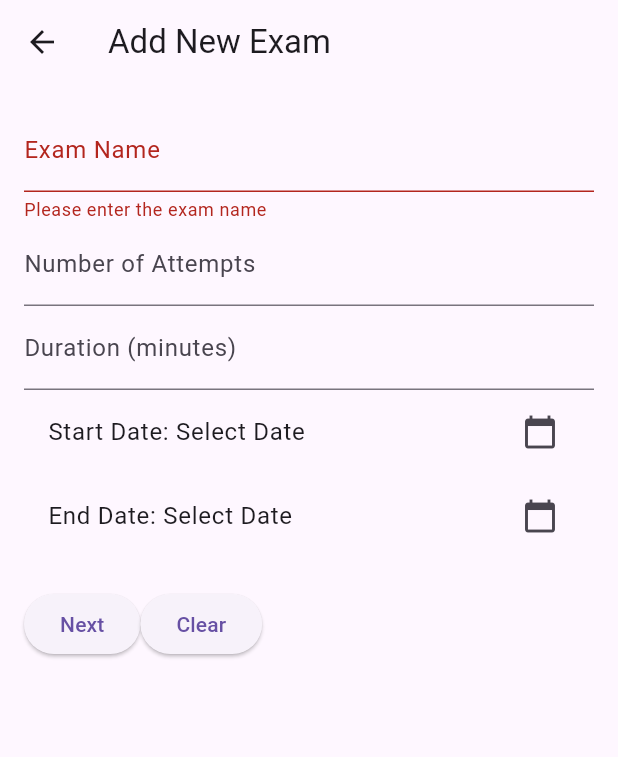
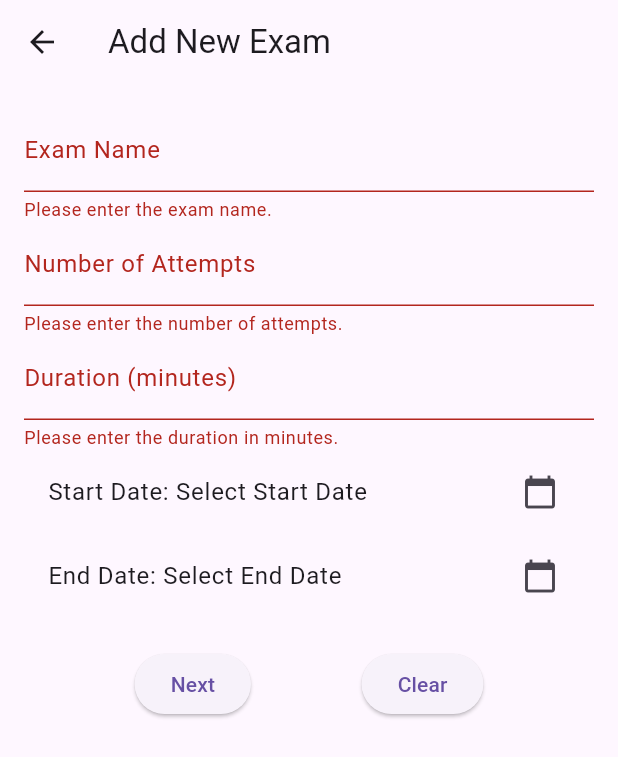
Before and after one commit to MohamedIsa/QuizApp, a Flutter app: the AddExamWidget screen opened by its route, after a tap on "Next", on a phone screen of 412 x 824 dp. Shown: the top 757 px of the screen. Run offline on Flutter 3.47's test engine with Material 3 defaults, Android fonts, the phone set to English and light mode, and no system bars; our stand-ins replace cloud_firestore, firebase_auth, firebase_core, flutter_spinkit, google_sign_in; accounts and stored records are empty; generated files the repository leaves out were written again.

Commit message:
Fix attempt dont accept 0

```diff
--- a/lib/pages/adminhome/widgets/addExam.dart
+++ b/lib/pages/adminhome/widgets/addExam.dart
@@ -4,9 +4,6 @@ import 'package:flutter/services.dart';
 import 'package:project_444/pages/adminhome/widgets/addQuestionExam.dart';
 
 class AddExamWidget extends StatefulWidget {
-  //==================================================================================
-  // AddExamWidget constructor
-  //==================================================================================
   const AddExamWidget({super.key});
 
   @override
@@ -14,19 +11,18 @@ class AddExamWidget extends StatefulWidget {
 }
 
 class _AddExamWidgetState extends State<AddExamWidget> {
-  //==================================================================================
-  // AddExamWidget text fields controllers and data
-  //==================================================================================
   final _formKey = GlobalKey<FormState>();
   final TextEditingController _examNameController = TextEditingController();
   final TextEditingController _attemptsController = TextEditingController();
   final TextEditingController _durationController = TextEditingController();
   DateTime? _startDate;
   DateTime? _endDate;
+
   //==================================================================================
-  // pick a date and time for start date
+  // Helper Methods
   //==================================================================================
-  void _pickStartDate(BuildContext context) async {
+  Future<void> _pickDateTime(BuildContext context,
+      {required bool isStart}) async {
     DateTime? pickedDate = await showDatePicker(
       context: context,
       initialDate: DateTime.now(),
@@ -37,55 +33,30 @@ class _AddExamWidgetState extends State<AddExamWidget> {
     if (pickedDate != null) {
       TimeOfDay? pickedTime = await showTimePicker(
         context: context,
-        initialTime: TimeOfDay.fromDateTime(DateTime.now()),
+        initialTime: TimeOfDay.now(),
       );
 
       if (pickedTime != null) {
         setState(() {
-          _startDate = DateTime(
+          final selectedDateTime = DateTime(
             pickedDate.year,
             pickedDate.month,
             pickedDate.day,
             pickedTime.hour,
             pickedTime.minute,
           );
+
+          if (isStart) {
+            _startDate = selectedDateTime;
+          } else {
+            _endDate = selectedDateTime;
+          }
         });
       }
     }
   }
 
-  //==================================================================================
-  // pick a date and time for end date
-  //==================================================================================
-  void _pickEndDate(BuildContext context) async {
-    DateTime? pickedDate = await showDatePicker(
-      context: context,
-      initialDate: DateTime.now(),
-      firstDate: DateTime(2000),
-      lastDate: DateTime(2100),
-    );
-
-    if (pickedDate != null) {
-      TimeOfDay? pickedTime = await showTimePicker(
-        context: context,
-        initialTime: TimeOfDay.fromDateTime(DateTime.now()),
-      );
-
-      if (pickedTime != null) {
-        setState(() {
-          _endDate = DateTime(
-            pickedDate.year,
-            pickedDate.month,
-            pickedDate.day,
-            pickedTime.hour,
-            pickedTime.minute,
-          );
-        });
-      }
-    }
-  }
-
-  void _showSnackBar(BuildContext context, String message, Color color) {
+  void _showSnackBar(String message, Color color) {
     ScaffoldMessenger.of(context).showSnackBar(
       SnackBar(
         content: Text(message),
@@ -97,92 +68,59 @@ class _AddExamWidgetState extends State<AddExamWidget> {
 
   void _saveExam() async {
     if (_formKey.currentState!.validate()) {
-      // Check if start and end dates are selected
       if (_startDate == null || _endDate == null) {
-        _showSnackBar(
-          context,
-          'Please select both start and end dates.',
-          Colors.red,
-        );
+        _showSnackBar('Please select both start and end dates.', Colors.red);
         return;
       }
 
-      // Validate that end date is not before start date
       if (_endDate!.isBefore(_startDate!)) {
-        _showSnackBar(
-          context,
-          'End date cannot be before the start date.',
-          Colors.red,
-        );
+        _showSnackBar('End date cannot be before the start date.', Colors.red);
         return;
       }
 
-      // Validate duration
       int? duration = int.tryParse(_durationController.text);
       if (duration == null) {
-        _showSnackBar(
-          context,
-          'Please enter a valid duration in minutes.',
-          Colors.red,
-        );
+        _showSnackBar('Please enter a valid duration in minutes.', Colors.red);
         return;
       }
 
-      // Check if duration is within allowed time range
       Duration timeDifference = _endDate!.difference(_startDate!);
-      int availableDurationInMinutes = timeDifference.inMinutes;
+      int availableMinutes = timeDifference.inMinutes;
 
-      if (duration > availableDurationInMinutes) {
+      if (duration > availableMinutes) {
         _showSnackBar(
-          context,
-          'Duration cannot be longer than the time between start and end dates.',
-          Colors.red,
-        );
+            'Duration cannot be longer than the time between start and end dates.',
+            Colors.red);
         return;
       }
 
+      int attempts = int.parse(_attemptsController.text.trim());
       try {
-        // Save the exam to Firestore
         final docRef =
             await FirebaseFirestore.instance.collection('exams').add({
           'examName': _examNameController.text.trim(),
-          'attempts': int.tryParse(_attemptsController.text.trim()) ?? 0,
+          'attempts': attempts,
           'duration': duration,
           'startDate': _startDate!.toIso8601String(),
           'endDate': _endDate!.toIso8601String(),
         });
 
-        // Show success message
-        _showSnackBar(
-          context,
-          'Exam created successfully.',
-          Colors.green,
-        );
-
-        // Navigate to AddQuestionsPage with the created examId
+        _showSnackBar('Exam created successfully.', Colors.green);
         Navigator.pushReplacement(
           context,
           MaterialPageRoute(
-            builder: (context) =>
-                AddQuestionExam(examId: docRef.id), // Use docRef.id
+            builder: (context) => AddQuestionExam(examId: docRef.id),
           ),
         );
 
-        // Clear form after successful submission
-        _clearExam();
+        _clearForm();
       } catch (e) {
-        // Handle Firestore errors
-        _showSnackBar(
-          context,
-          'Failed to save the exam. Try again.',
-          Colors.red,
-        );
-        print("Error saving exam: $e");
+        _showSnackBar('Failed to save the exam. Try again.', Colors.red);
       }
     }
   }
 
-  void _clearExam() {
+  void _clearForm() {
     _examNameController.clear();
     _attemptsController.clear();
     _durationController.clear();
@@ -192,10 +130,13 @@ class _AddExamWidgetState extends State<AddExamWidget> {
     });
   }
 
+  //==================================================================================
+  // Build Method
+  //==================================================================================
   @override
   Widget build(BuildContext context) {
     return Scaffold(
-      appBar: AppBar(title: Text("Add New Exam")),
+      appBar: AppBar(title: const Text("Add New Exam")),
       body: Padding(
         padding: const EdgeInsets.all(16.0),
         child: Form(
@@ -204,52 +145,73 @@ class _AddExamWidgetState extends State<AddExamWidget> {
             children: [
               TextFormField(
                 controller: _examNameController,
-                decoration: InputDecoration(labelText: "Exam Name"),
+                decoration: const InputDecoration(labelText: "Exam Name"),
                 validator: (value) {
                   if (value == null || value.isEmpty) {
-                    return "Please enter the exam name";
+                    return "Please enter the exam name.";
                   }
                   return null;
                 },
               ),
               TextFormField(
                 controller: _attemptsController,
-                decoration: InputDecoration(labelText: "Number of Attempts"),
+                decoration:
+                    const InputDecoration(labelText: "Number of Attempts"),
                 keyboardType: TextInputType.number,
-                inputFormatters: [
-                  FilteringTextInputFormatter.digitsOnly,
-                ],
+                inputFormatters: [FilteringTextInputFormatter.digitsOnly],
+                validator: (value) {
+                  if (value == null || value.isEmpty) {
+                    return "Please enter the number of attempts.";
+                  }
+                  int? attempts = int.tryParse(value);
+                  if (attempts == null || attempts <= 0) {
+                    return "Attempts must be greater than zero.";
+                  }
+                  return null;
+                },
               ),
               TextFormField(
                 controller: _durationController,
-                decoration: InputDecoration(labelText: "Duration (minutes)"),
+                decoration:
+                    const InputDecoration(labelText: "Duration (minutes)"),
                 keyboardType: TextInputType.number,
-                inputFormatters: [
-                  FilteringTextInputFormatter.digitsOnly,
-                ],
+                inputFormatters: [FilteringTextInputFormatter.digitsOnly],
+                validator: (value) {
+                  if (value == null || value.isEmpty) {
+                    return "Please enter the duration in minutes.";
+                  }
+                  int? duration = int.tryParse(value);
+                  if (duration == null || duration <= 0) {
+                    return "Duration must be a positive number.";
+                  }
+                  return null;
+                },
               ),
               ListTile(
                 title: Text(
-                    "Start Date: ${_startDate?.toLocal().toString().split(' ')[0] ?? 'Select Date'} ${_startDate != null ? _startDate!.hour.toString().padLeft(2, '0') + ":" + _startDate!.minute.toString().padLeft(2, '0') : ''}"),
-                trailing: Icon(Icons.calendar_today),
-                onTap: () => _pickStartDate(context),
+                  "Start Date: ${_startDate != null ? _startDate!.toString() : 'Select Start Date'}",
+                ),
+                trailing: const Icon(Icons.calendar_today),
+                onTap: () => _pickDateTime(context, isStart: true),
               ),
               ListTile(
                 title: Text(
-                    "End Date: ${_endDate?.toLocal().toString().split(' ')[0] ?? 'Select Date'} ${_endDate != null ? _endDate!.hour.toString().padLeft(2, '0') + ":" + _endDate!.minute.toString().padLeft(2, '0') : ''}"),
-                trailing: Icon(Icons.calendar_today),
-                onTap: () => _pickEndDate(context),
+                  "End Date: ${_endDate != null ? _endDate!.toString() : 'Select End Date'}",
+                ),
+                trailing: const Icon(Icons.calendar_today),
+                onTap: () => _pickDateTime(context, isStart: false),
               ),
-              SizedBox(height: 20),
+              const SizedBox(height: 20),
               Row(
+                mainAxisAlignment: MainAxisAlignment.spaceEvenly,
                 children: [
                   ElevatedButton(
                     onPressed: _saveExam,
-                    child: Text("Next"),
+                    child: const Text("Next"),
                   ),
                   ElevatedButton(
-                    onPressed: _clearExam,
-                    child: Text("Clear"),
+                    onPressed: _clearForm,
+                    child: const Text("Clear"),
                   ),
                 ],
               ),
```
